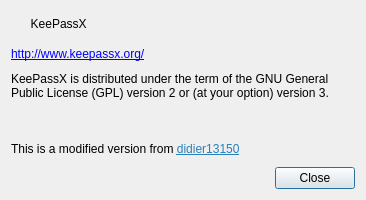
Old version of the form src/gui/AboutDialog.ui in the repository didier13150/keepassx.
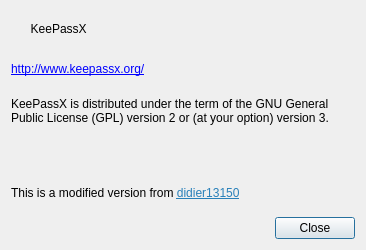
New version of the form.

Commit message: Resize about window

```diff
--- a/src/gui/AboutDialog.ui
+++ b/src/gui/AboutDialog.ui
@@ -7,7 +7,7 @@
     <x>0</x>
     <y>0</y>
     <width>366</width>
-    <height>200</height>
+    <height>250</height>
    </rect>
   </property>
   <property name="windowTitle">
```
